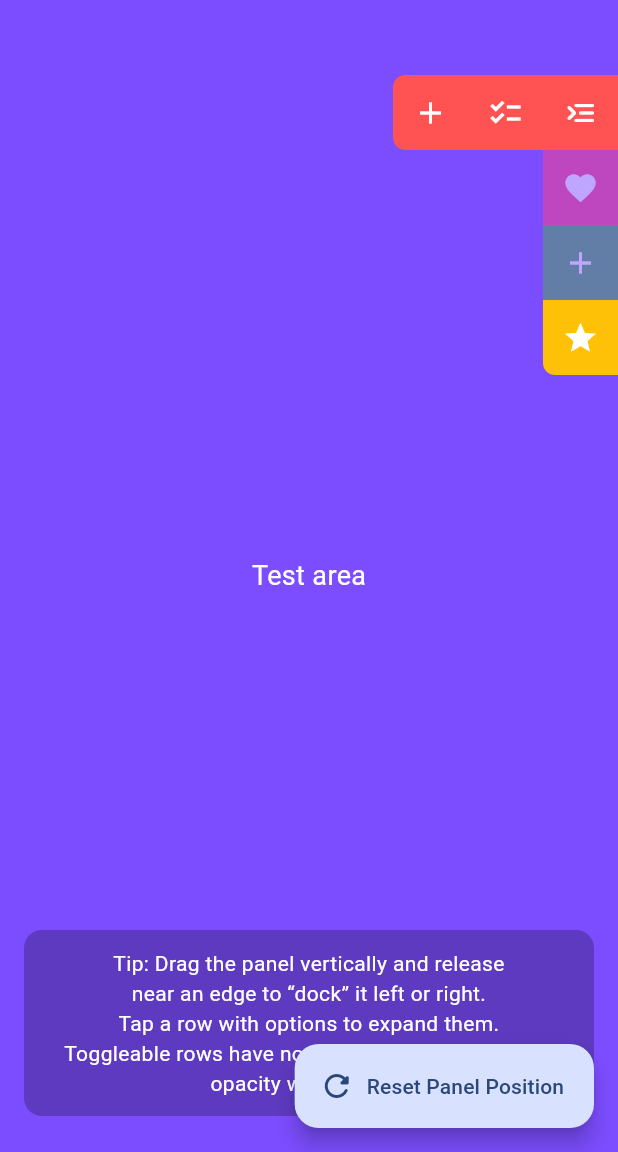
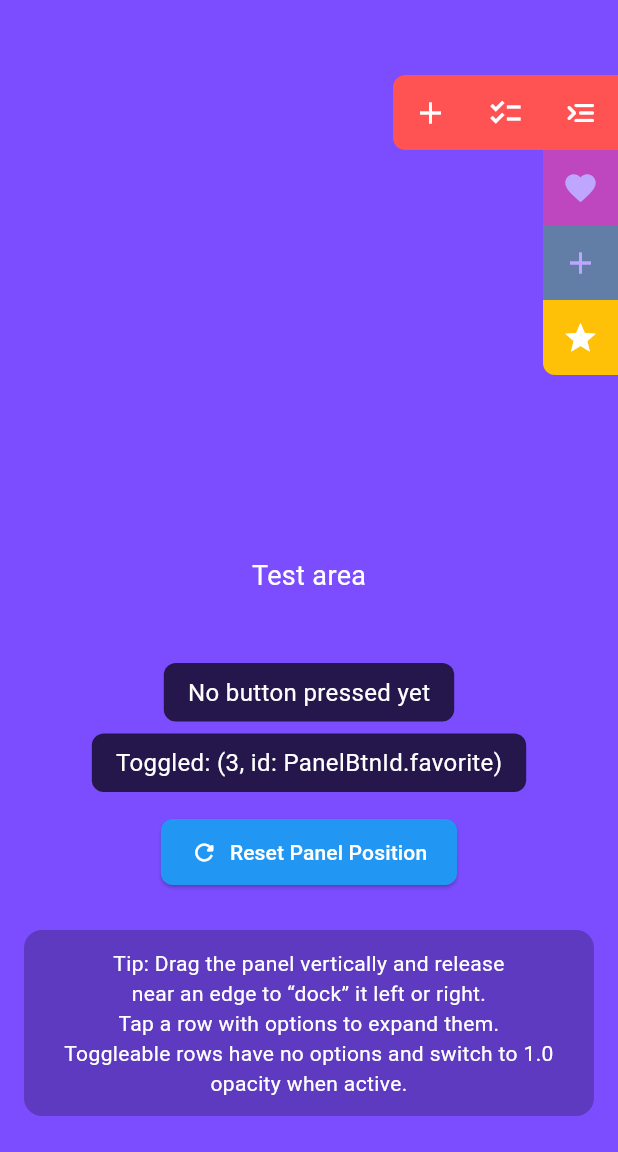
Before and after one commit to KsarKev/draggable_button_panel, a Flutter app: the screen it shows after launch, after a tap on the "menu open" icon, on a phone screen of 412 x 824 dp, the part 84-1236 px from its top. Run offline on Flutter 3.47's test engine with Material 3 defaults, Android fonts, the phone set to English and light mode, and no system bars.

Commit message:
CHORE: enhance DraggableButtonPanel with toggle messages and reset functionality for demo

```diff
--- a/lib/draggable_button_panel.dart
+++ b/lib/draggable_button_panel.dart
@@ -480,8 +480,11 @@ class DraggableButtonPanelState extends State<DraggableButtonPanel>
         ..clear()
         ..add(first.first);
     }
-    // Notify initial state
-    _notifyToggles();
+    // Notify initial state after first frame to avoid setState during build
+    WidgetsBinding.instance.addPostFrameCallback((_) {
+      if (!mounted) return;
+      _notifyToggles();
+    });
   }
 
   @override
--- a/lib/main.dart
+++ b/lib/main.dart
@@ -39,6 +39,8 @@ class _DebugHomePageState extends State<DebugHomePage> {
   final panelKey = GlobalKey<DraggableButtonPanelState>();
   Offset? savedOffset;
   bool savedDockLeft = true;
+  String? lastPressedMessage = 'No button pressed yet';
+  String? toggledMessage = 'No toggles selected';
 
   @override
   Widget build(BuildContext context) {
@@ -75,9 +77,82 @@ class _DebugHomePageState extends State<DebugHomePage> {
 
           // Center placeholder content
           const Center(
-            child: Text(
-              'Test area',
-              style: TextStyle(color: Colors.white, fontSize: 18),
+            child: Column(
+              mainAxisAlignment: MainAxisAlignment.center,
+              children: [
+                Text(
+                  'Test area',
+                  style: TextStyle(color: Colors.white, fontSize: 18),
+                ),
+                // Placeholder for message
+              ],
+            ),
+          ),
+          Positioned(
+            top: MediaQuery.of(context).size.height / 2 + 30,
+            left: 0,
+            right: 0,
+            child: Column(
+              children: [
+                Center(
+                  child: Container(
+                    padding: const EdgeInsets.symmetric(
+                        horizontal: 16, vertical: 8),
+                    decoration: BoxDecoration(
+                      color: Colors.black.withValues(alpha: 0.7),
+                      borderRadius: BorderRadius.circular(8),
+                    ),
+                    child: Text(
+                      lastPressedMessage ?? '',
+                      style: const TextStyle(color: Colors.white, fontSize: 16),
+                    ),
+                  ),
+                ),
+                Padding(
+                  padding: const EdgeInsets.only(top: 8.0),
+                  child: Center(
+                    child: Container(
+                      padding: const EdgeInsets.symmetric(
+                          horizontal: 16, vertical: 8),
+                      decoration: BoxDecoration(
+                        color: Colors.black.withValues(alpha: 0.7),
+                        borderRadius: BorderRadius.circular(8),
+                      ),
+                      child: Text(
+                        toggledMessage ?? '',
+                        style: const TextStyle(color: Colors.white, fontSize: 16),
+                      ),
+                    ),
+                  ),
+                ),
+                Padding(
+                  padding: const EdgeInsets.only(top: 16.0),
+                  child: Center(
+                    child: ElevatedButton.icon(
+                      onPressed: () {
+                        final state = panelKey.currentState;
+                        if (state == null) return;
+                        setState(() {
+                          state.setPanelPosition(
+                            top: 50,
+                            dockLeft: false,
+                          );
+                        });
+                      },
+                      icon: const Icon(Icons.refresh_rounded),
+                      label: const Text('Reset Panel Position'),
+                      style: ElevatedButton.styleFrom(
+                        backgroundColor: Colors.blue,
+                        foregroundColor: Colors.white,
+                        padding: const EdgeInsets.symmetric(horizontal: 20, vertical: 12),
+                        shape: RoundedRectangleBorder(
+                          borderRadius: BorderRadius.circular(8),
+                        ),
+                      ),
+                    ),
+                  ),
+                ),
+              ],
             ),
           ),
 
@@ -90,13 +165,17 @@ class _DebugHomePageState extends State<DebugHomePage> {
             toggleMode: ToggleSelectionMode.multiple,
             onTogglesChanged: (entries) {
               // Print both indices and optional ids for easy debugging
-              debugPrint('Toggles changed: ' +
-                  entries.map((e) => '(${e.index}, id: ${e.id})').join(', '));
+              setState(() {
+                toggledMessage = entries.isEmpty
+                  ? 'No toggles selected'
+                  : 'Toggled: ' + entries.map((e) => '(${e.index}, id: ${e.id})').join(', ');
+              });
             },
             onPositionChanged: (offset) {
               // Optionally save the last position for testing
               savedOffset = offset;
-              savedDockLeft = panelKey.currentState?.isDockedLeft ?? savedDockLeft;
+              savedDockLeft =
+                  panelKey.currentState?.isDockedLeft ?? savedDockLeft;
             },
             children: [
               // Row 0: expandable with two options
@@ -104,11 +183,23 @@ class _DebugHomePageState extends State<DebugHomePage> {
                 id: PanelBtnId.menu,
                 icon: const Icon(Icons.menu_open_rounded, color: Colors.white),
                 backgroundColor: Colors.redAccent,
-                options: const [
-                  OptionButton(icon: Icon(Icons.checklist, color: Colors.white),
-                      backgroundColor: Colors.redAccent),
-                  OptionButton(icon: Icon(Icons.add, color: Colors.white),
-                      backgroundColor: Colors.redAccent),
+                options: [
+                  OptionButton(
+                      icon: Icon(Icons.checklist, color: Colors.white),
+                      backgroundColor: Colors.redAccent,
+                      onPressed: () {
+                        setState(() {
+                          lastPressedMessage = 'Checklist pressed';
+                        });
+                      }),
+                  OptionButton(
+                      icon: Icon(Icons.add, color: Colors.white),
+                      backgroundColor: Colors.redAccent,
+                      onPressed: () {
+                        setState(() {
+                          lastPressedMessage = 'Add pressed';
+                        });
+                      }),
                 ],
               ),
 
@@ -121,17 +212,30 @@ class _DebugHomePageState extends State<DebugHomePage> {
                   OptionButton(
                       icon: Icon(Icons.favorite_border, color: Colors.white),
                       backgroundColor: Colors.pinkAccent,
-                      width: 44,
+                      width: 50,
                       onPressed: () {
-                        print('Heart pressed');
+                        setState(() {
+                          lastPressedMessage = 'Heart pressed';
+                        });
                       }),
-                  OptionButton(icon: Icon(Icons.share, color: Colors.white),
+                  OptionButton(
+                      icon: Icon(Icons.share, color: Colors.white),
                       backgroundColor: Colors.pinkAccent,
-                      width: 50),
+                      width: 50,
+                      onPressed: () {
+                        setState(() {
+                          lastPressedMessage = 'Share pressed';
+                        });
+                      }),
                   OptionButton(
                       icon: Icon(Icons.delete_outline, color: Colors.white),
                       backgroundColor: Colors.pinkAccent,
-                      width: 56),
+                      width: 50,
+                      onPressed: () {
+                        setState(() {
+                          lastPressedMessage = 'Delete pressed';
+                        });
+                      }),
                 ],
               ),
 
@@ -157,20 +261,6 @@ class _DebugHomePageState extends State<DebugHomePage> {
           ),
         ],
       ),
-      floatingActionButton: FloatingActionButton.extended(
-        onPressed: () {
-          final state = panelKey.currentState;
-          if (state == null) return;
-          setState(() {
-            state.setPanelPosition(
-              top: 50,
-              dockLeft: false,
-            );
-          });
-        },
-        icon: const Icon(Icons.refresh_rounded),
-        label: const Text('Reset Panel Position'),
-      ),
     );
   }
 }
```
Also changed, not shown: lib/assets/gifs/demo.gif.
